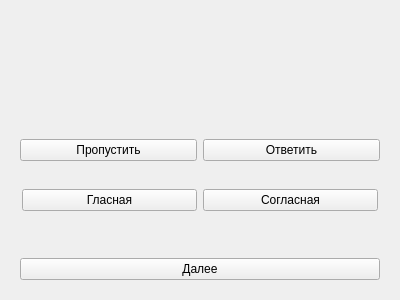
Qt form multyplay/Rounds/LattersRound/lattersroundmulty.ui (moevm/gui-1h2018-11) before a commit.
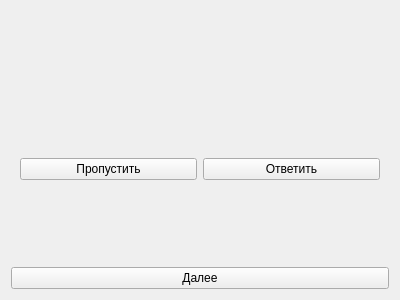
The same form after that commit.

```diff
--- a/multyplay/Rounds/LattersRound/lattersroundmulty.ui
+++ b/multyplay/Rounds/LattersRound/lattersroundmulty.ui
@@ -79,38 +79,6 @@
      </layout>
     </widget>
    </item>
-   <item>
-    <widget class="QWidget" name="charChoiser_2" native="true">
-     <layout class="QHBoxLayout" name="charChoiser">
-      <property name="leftMargin">
-       <number>11</number>
-      </property>
-      <property name="topMargin">
-       <number>11</number>
-      </property>
-      <property name="rightMargin">
-       <number>11</number>
-      </property>
-      <property name="bottomMargin">
-       <number>11</number>
-      </property>
-      <item>
-       <widget class="QPushButton" name="vowel">
-        <property name="text">
-         <string>Гласная</string>
-        </property>
-       </widget>
-      </item>
-      <item>
-       <widget class="QPushButton" name="consonant">
-        <property name="text">
-         <string>Согласная</string>
-        </property>
-       </widget>
-      </item>
-     </layout>
-    </widget>
-   </item>
    <item>
     <widget class="QWidget" name="finalScore" native="true">
      <layout class="QVBoxLayout" name="verticalLayout_2">
@@ -124,16 +92,16 @@
         </property>
        </widget>
       </item>
-      <item>
-       <widget class="QPushButton" name="nextRound">
-        <property name="text">
-         <string>Далее</string>
-        </property>
-       </widget>
-      </item>
      </layout>
     </widget>
    </item>
+   <item>
+    <widget class="QPushButton" name="nextRound">
+     <property name="text">
+      <string>Далее</string>
+     </property>
+    </widget>
+   </item>
   </layout>
  </widget>
  <resources/>
```
